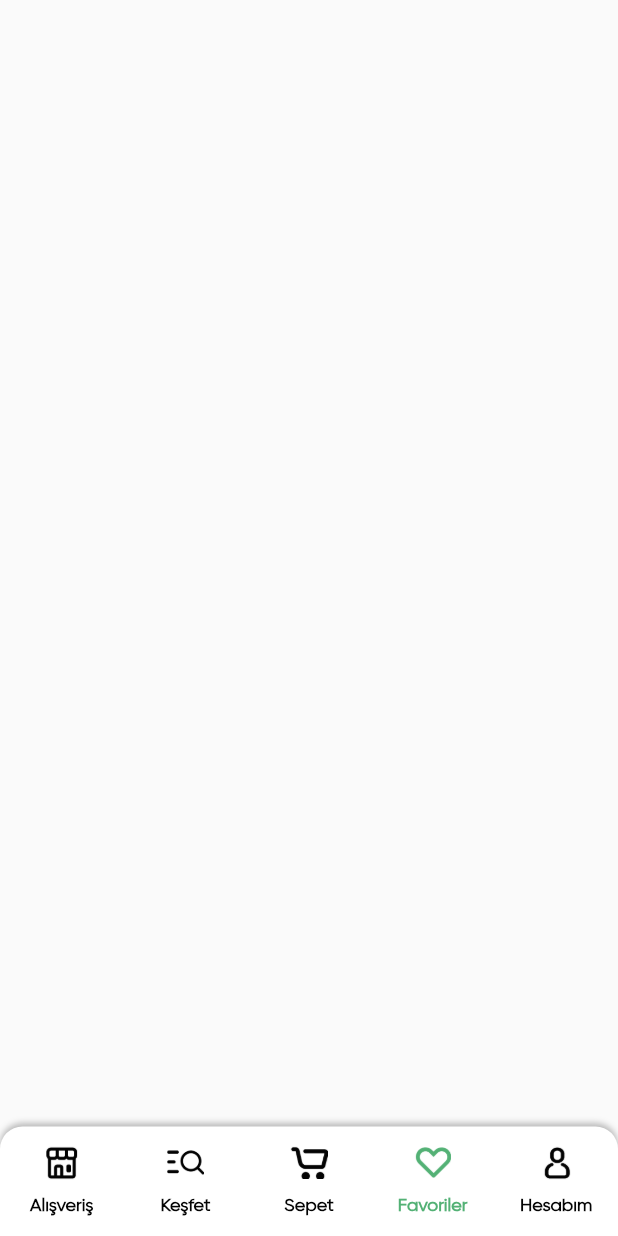
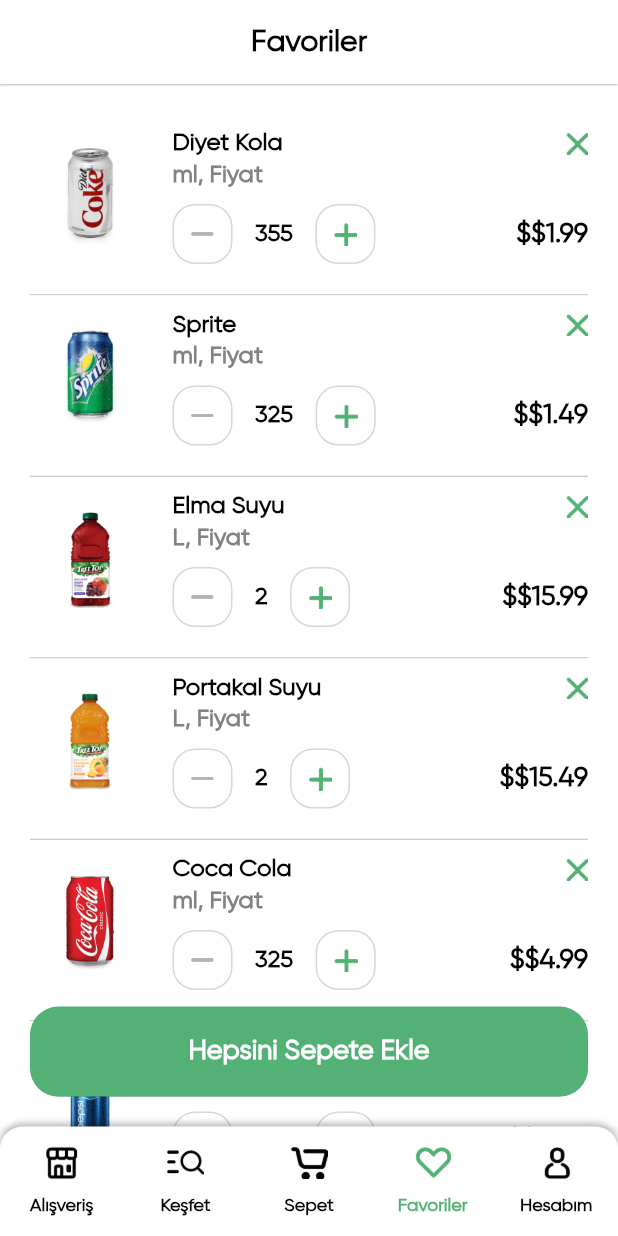
Before and after one commit to yusufakkobak34/flutter_groceries_app, a Flutter app: the screen it shows after launch, item 4 of the bottom bar chosen, on a phone screen of 412 x 824 dp. Run offline on Flutter 3.47's test engine with Material 2 defaults, Android fonts, the phone set to English and light mode, and no system bars; our stand-ins replace flutter_rating_bar; missing offline and left inert: fl_country_code_picker.

Commit message:
favourite page file added and integrated bottomnb.

```diff
--- /dev/null
+++ b/lib/view/favourite/favourite_view.dart
@@ -0,0 +1,107 @@
+import 'package:flutter/material.dart';
+import 'package:flutter_groceries_app/common/color/color_extension.dart';
+import 'package:flutter_groceries_app/common_widgets/cart_item_row.dart';
+import 'package:flutter_groceries_app/common_widgets/round_button.dart';
+
+class FavouriteView extends StatefulWidget {
+  const FavouriteView({super.key});
+
+  @override
+  State<FavouriteView> createState() => _FavouriteViewState();
+}
+
+class _FavouriteViewState extends State<FavouriteView> {
+  List listArr = [
+    {
+      "name": "Diyet Kola",
+      "icon": "assets/img/diet_coke.png",
+      "qty": "355",
+      "unit": "ml, Fiyat",
+      "price": "\$1.99",
+    },
+    {
+      "name": "Sprite",
+      "icon": "assets/img/sprite_can.png",
+      "qty": "325",
+      "unit": "ml, Fiyat",
+      "price": "\$1.49",
+    },
+    {
+      "name": "Elma Suyu",
+      "icon": "assets/img/juice_apple_grape.png",
+      "qty": "2",
+      "unit": "L, Fiyat",
+      "price": "\$15.99",
+    },
+    {
+      "name": "Portakal Suyu",
+      "icon": "assets/img/orenge_juice.png",
+      "qty": "2",
+      "unit": "L, Fiyat",
+      "price": "\$15.49",
+    },
+    {
+      "name": "Coca Cola",
+      "icon": "assets/img/cocacola_can.png",
+      "qty": "325",
+      "unit": "ml, Fiyat",
+      "price": "\$4.99",
+    },
+    {
+      "name": "Pepsi",
+      "icon": "assets/img/pepsi_can.png",
+      "qty": "325",
+      "unit": "ml, Fiyat",
+      "price": "\$4.49",
+    },
+  ];
+
+  @override
+  Widget build(BuildContext context) {
+    return Scaffold(
+      appBar: AppBar(
+        backgroundColor: Colors.white,
+        elevation: 0.5,
+        centerTitle: true,
+        title: Text(
+          "Favoriler",
+          style: TextStyle(
+            color: TColor.primaryText,
+            fontSize: 20,
+            fontWeight: FontWeight.w700,
+          ),
+        ),
+      ),
+      backgroundColor: Colors.white,
+      body: Stack(
+        alignment: Alignment.bottomCenter,
+        children: [
+          ListView.separated(
+            padding: const EdgeInsets.all(20.0),
+            itemCount: listArr.length,
+            separatorBuilder: (context, index) => const Divider(
+              color: Colors.black26,
+              height: 1,
+            ),
+            itemBuilder: (context, index) {
+              var pObj = listArr[index] as Map? ?? {};
+              return CartItemRow(pObj: pObj);
+            },
+          ),
+          Padding(
+            padding: const EdgeInsets.all(20.0),
+            child: Column(
+              mainAxisAlignment: MainAxisAlignment.end,
+              children: [
+                RoundButton(
+                  title: "Hepsini Sepete Ekle",
+                  onPressed: () {},
+                ),
+              ],
+            ),
+          )
+        ],
+      ),
+    );
+  }
+}
--- a/lib/view/maintab_view/main_tab_view.dart
+++ b/lib/view/maintab_view/main_tab_view.dart
@@ -1,6 +1,7 @@
 import 'package:flutter/material.dart';
 import 'package:flutter_groceries_app/common/color/color_extension.dart';
 import 'package:flutter_groceries_app/view/explore/explore_view.dart';
+import 'package:flutter_groceries_app/view/favourite/favourite_view.dart';
 import 'package:flutter_groceries_app/view/home/home_view.dart';
 import 'package:flutter_groceries_app/view/my_cart/my_cart_view.dart';
 
@@ -41,7 +42,7 @@ class _MainTabViewState extends State<MainTabView>
           const HomeView(),
           const ExploreView(),
           const MyCartView(),
-          Container(),
+          const FavouriteView(),
           Container(),
         ],
       ),
```
